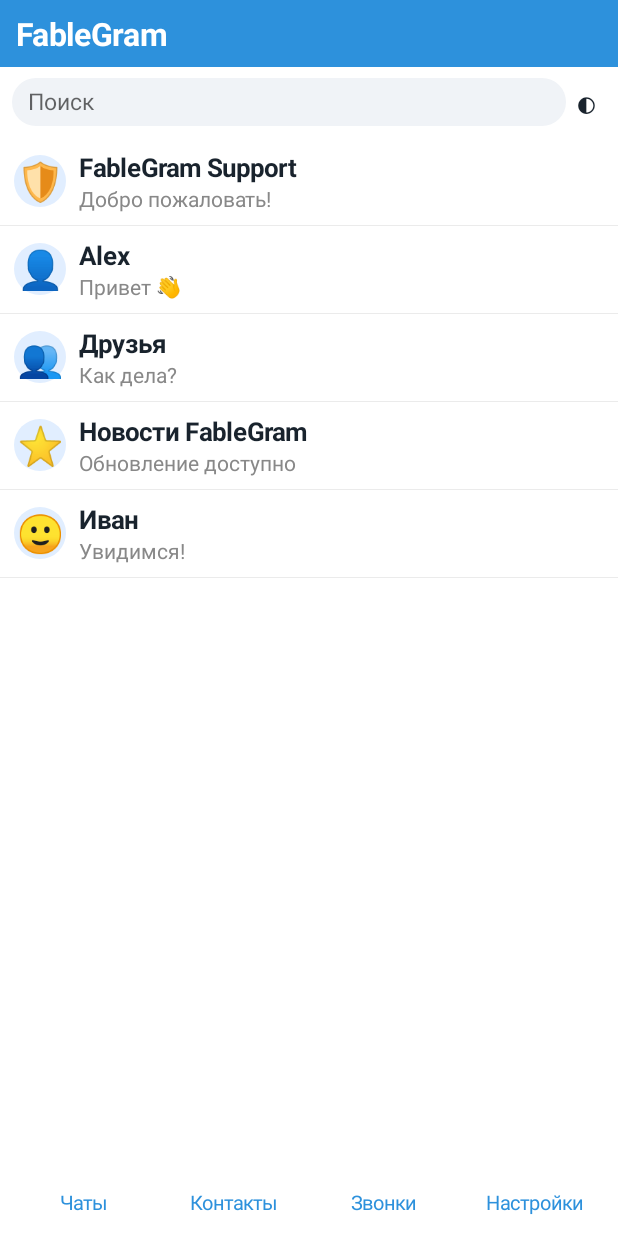
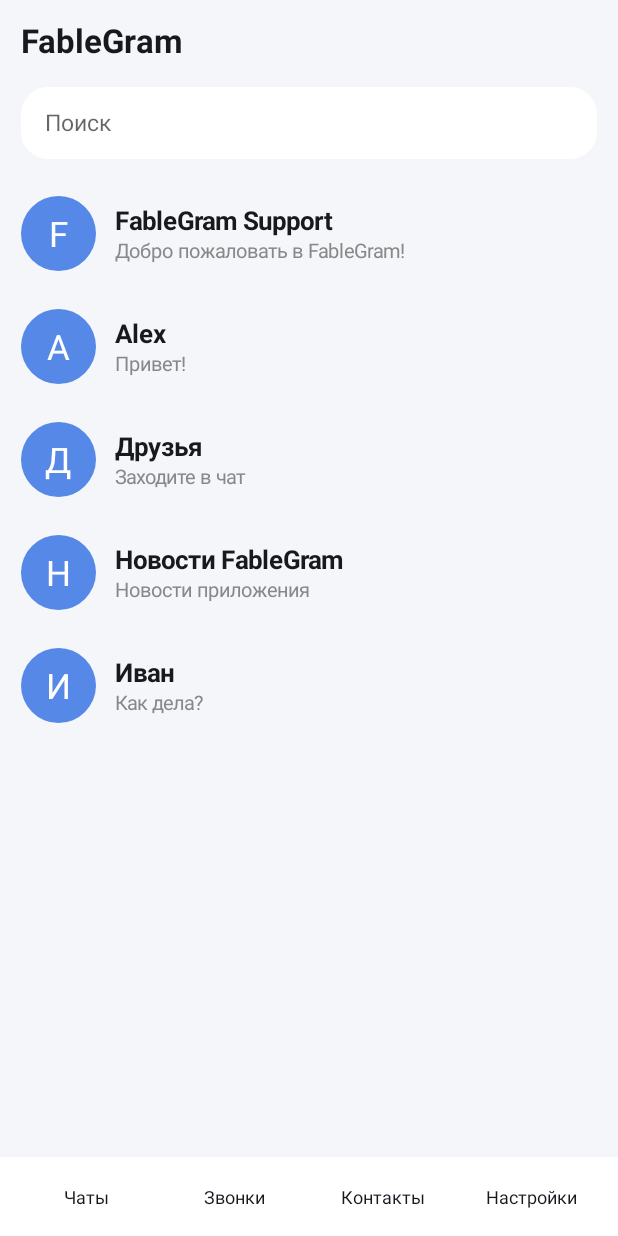
Before and after one commit to Velikiy173/FableGram, an Android app: the screen it shows after launch (MainActivity), on a phone screen of 412 x 824 dp. Run offline under Robolectric (Android 15) with nearby library versions, the phone set to English and light mode, and no system bars.

Commit message:
Update MainActivity.java
Refactor MainActivity to improve structure and readability, update UI elements, and add new features like wallpaper selection.

```diff
--- a/app/src/main/java/com/fablegram/app/MainActivity.java
+++ b/app/src/main/java/com/fablegram/app/MainActivity.java
@@ -1,11 +1,9 @@
-
 package com.fablegram.app;
 
 import android.app.*;
 import android.os.*;
 import android.content.*;
-import android.graphics.Color;
-import android.graphics.Typeface;
+import android.graphics.*;
 import android.graphics.drawable.*;
 import android.net.Uri;
 import android.view.*;
@@ -16,9 +14,10 @@ import java.util.*;
 
 public class MainActivity extends Activity {
 
-    LinearLayout root, content;
+    LinearLayout root;
     int theme = 0;
     int currentChat = -1;
+    boolean english = false;
 
     String[] names = {
         "FableGram Support",
@@ -28,177 +27,227 @@ public class MainActivity extends Activity {
         "Иван"
     };
 
-    String[] messages = {
-        "Добро пожаловать!",
-        "Привет 👋",
-        "Как дела?",
-        "Обновление доступно",
-        "Увидимся!"
+    String[] previews = {
+        "Добро пожаловать в FableGram!",
+        "Привет!",
+        "Заходите в чат",
+        "Новости приложения",
+        "Как дела?"
     };
 
-    String[] emojis = {"🛡️", "👤", "👥", "⭐", "🙂"};
+    HashMap<Integer, String> wallpapers = new HashMap<>();
+    HashMap<Integer, ArrayList<String>> messages = new HashMap<>();
 
-    HashMap<Integer, String> wallpapers = new HashMap<>();
+    int[] builtInColors = {
+        0xFFE8EAF6,
+        0xFFD7F5E8,
+        0xFFFFE8D6,
+        0xFFE1F0FF
+    };
 
-    int bg, fg, secondary, accent;
+    int bg, fg, accent, secondary;
 
     @Override
     public void onCreate(Bundle b) {
         super.onCreate(b);
 
-        theme = getPreferences(0).getInt("theme", 0);
+        getWindow().setSoftInputMode(
+            WindowManager.LayoutParams.SOFT_INPUT_ADJUST_RESIZE
+        );
+
+        SharedPreferences p = getSharedPreferences("fable", MODE_PRIVATE);
+        theme = p.getInt("theme", 0);
+        english = p.getBoolean("english", false);
 
         for (int i = 0; i < names.length; i++) {
-            String saved = getPreferences(0).getString("wall_" + i, "");
-            if (!saved.isEmpty()) wallpapers.put(i, saved);
+            messages.put(i, new ArrayList<String>());
+            messages.get(i).add(previews[i]);
         }
 
+        colors();
         showHome();
+    }
+
+    void save() {
+        getSharedPreferences("fable", MODE_PRIVATE)
+            .edit()
+            .putInt("theme", theme)
+            .putBoolean("english", english)
+            .apply();
+    }
+
+    String tr(String ru, String en) {
+        return english ? en : ru;
     }
 
     void colors() {
         if (theme == 1) {
-            bg = Color.rgb(24, 25, 28);
-            fg = Color.WHITE;
-            secondary = Color.LTGRAY;
-            accent = Color.rgb(65, 145, 230);
-        } else if (theme == 2) {
-            bg = Color.rgb(235, 242, 255);
-            fg = Color.rgb(30, 65, 130);
-            secondary = Color.rgb(90, 110, 145);
-            accent = Color.rgb(70, 115, 220);
+            bg = 0xFF101318;
+            fg = 0xFFFFFFFF;
+            secondary = 0xFF252B34;
+            accent = 0xFF6C9EFF;
         } else {
-            bg = Color.WHITE;
-            fg = Color.rgb(25, 35, 45);
-            secondary = Color.GRAY;
-            accent = Color.rgb(45, 145, 220);
+            bg = 0xFFF5F6FA;
+            fg = 0xFF17191F;
+            secondary = 0xFFFFFFFF;
+            accent = 0xFF5688E8;
         }
     }
 
-    TextView text(String s, int size, int color) {
+    int dp(float v) {
+        return (int)(v * getResources().getDisplayMetrics().density);
+    }
+
+    GradientDrawable shape(int color, int radius) {
+        GradientDrawable d = new GradientDrawable();
+        d.setColor(color);
+        d.setCornerRadius(dp(radius));
+        return d;
+    }
+
+    TextView text(String value, int size, int color) {
         TextView t = new TextView(this);
-        t.setText(s);
+        t.setText(value);
         t.setTextSize(size);
         t.setTextColor(color);
         return t;
     }
 
-    GradientDrawable shape(int color, int radius) {
-        GradientDrawable d = new GradientDrawable();
-        d.setColor(color);
-        d.setCornerRadius(radius);
-        return d;
+    TextView button(String value, Runnable action) {
+        TextView t = text(value, 16, fg);
+        t.setGravity(Gravity.CENTER);
+        t.setPadding(dp(14), dp(12), dp(14), dp(12));
+        t.setBackground(shape(secondary, 16));
+        t.setOnClickListener(v -> action.run());
+        return t;
+    }
+
+    LinearLayout column() {
+        LinearLayout l = new LinearLayout(this);
+        l.setOrientation(LinearLayout.VERTICAL);
+        return l;
+    }
+
+    LinearLayout row() {
+        LinearLayout l = new LinearLayout(this);
+        l.setOrientation(LinearLayout.HORIZONTAL);
+        l.setGravity(Gravity.CENTER_VERTICAL);
+        return l;
     }
 
     void base() {
         colors();
-        root = new LinearLayout(this);
-        root.setOrientation(1);
+        root = column();
         root.setBackgroundColor(bg);
         setContentView(root);
     }
 
     void toolbar(String title, boolean back) {
-        LinearLayout bar = new LinearLayout(this);
-        bar.setGravity(Gravity.CENTER_VERTICAL);
-        bar.setPadding(16, 12, 16, 12);
-        bar.setBackgroundColor(accent);
+        LinearLayout bar = row();
+        bar.setPadding(dp(14), dp(12), dp(14), dp(12));
 
         if (back) {
-            TextView b = text("‹", 34, Color.WHITE);
+            TextView b = text("‹", 32, fg);
+            b.setPadding(dp(8), 0, dp(18), 0);
+            b.setOnClickListener(v -> showHome());
             bar.addView(b);
-            b.setPadding(0, 0, 18, 0);
-            b.setOnClickListener(v -> showHome());
         }
 
-        TextView name = text(title, 21, Color.WHITE);
+        TextView name = text(title, 22, fg);
         name.setTypeface(null, Typeface.BOLD);
+
         bar.addView(name, new LinearLayout.LayoutParams(0, -2, 1));
-
         root.addView(bar);
     }
 
     void showHome() {
         currentChat = -1;
         base();
+
         toolbar("FableGram", false);
-
-        LinearLayout actions = new LinearLayout(this);
-        actions.setPadding(12, 10, 12, 10);
-        actions.setGravity(Gravity.CENTER_VERTICAL);
 
         EditText search = new EditText(this);
         search.setSingleLine(true);
         search.setTextSize(15);
-        search.setHint("Поиск");
-        search.setBackground(shape(theme == 1 ?
-            Color.rgb(45, 46, 50) : Color.rgb(240, 243, 247), 30));
-        search.setPadding(16, 8, 16, 8);
-        actions.addView(search, new LinearLayout.LayoutParams(0, 48, 1));
+        search.setHint(tr("Поиск", "Search"));
+        search.setPadding(dp(16), 0, dp(16), 0);
+        search.setBackground(shape(secondary, 18));
 
-        TextView mode = text(" ◐ ", 25, fg);
-        actions.addView(mode);
-        mode.setOnClickListener(v -> {
-            theme = (theme + 1) % 3;
-            getPreferences(0).edit().putInt("theme", theme).apply();
-            showHome();
-        });
-
-        root.addView(actions);
+        LinearLayout.LayoutParams sp =
+            new LinearLayout.LayoutParams(-1, dp(48));
+        sp.setMargins(dp(14), dp(5), dp(14), dp(12));
+        root.addView(search, sp);
 
         ScrollView scroll = new ScrollView(this);
-        content = new LinearLayout(this);
-        content.setOrientation(1);
-        scroll.addView(content);
-        root.addView(scroll, new LinearLayout.LayoutParams(-1, 0, 1));
+        LinearLayout list = column();
 
         for (int i = 0; i < names.length; i++) {
-            final int id = i;
+            final int index = i;
 
-            LinearLayout item = new LinearLayout(this);
-            item.setGravity(Gravity.CENTER_VERTICAL);
-            item.setPadding(14, 12, 14, 12);
+            LinearLayout item = row();
+            item.setPadding(dp(14), dp(13), dp(14), dp(13));
 
-            TextView avatar = text(emojis[i], 25, fg);
+            TextView avatar = text(
+                names[i].substring(0, 1).toUpperCase(),
+                23, Color.WHITE
+            );
             avatar.setGravity(Gravity.CENTER);
-            avatar.setBackground(shape(theme == 1 ?
-                Color.rgb(55, 65, 85) : Color.rgb(225, 238, 255), 60));
-            item.addView(avatar, new LinearLayout.LayoutParams(52, 52));
+            avatar.setBackground(shape(accent, 50));
 
-            LinearLayout info = new LinearLayout(this);
-            info.setOrientation(1);
-            info.setPadding(13, 0, 0, 0);
+            LinearLayout.LayoutParams ap =
+                new LinearLayout.LayoutParams(dp(50), dp(50));
+            ap.setMargins(0, 0, dp(13), 0);
+            item.addView(avatar, ap);
+
+            LinearLayout info = column();
 
             TextView n = text(names[i], 17, fg);
             n.setTypeface(null, Typeface.BOLD);
+
+            TextView preview = text(previews[i], 13, 0xFF888888);
+
             info.addView(n);
-
-            TextView m = text(messages[i], 14, secondary);
-            info.addView(m);
+            info.addView(preview);
 
             item.addView(info, new LinearLayout.LayoutParams(0, -2, 1));
-
-            content.addView(item);
-            View line = new View(this);
-            line.setBackgroundColor(theme == 1 ?
-                Color.rgb(55, 55, 60) : Color.rgb(235, 235, 235));
-            content.addView(line, new LinearLayout.LayoutParams(-1, 1));
-
-            item.setOnClickListener(v -> showChat(id));
+            item.setOnClickListener(v -> showChat(index));
+            list.addView(item);
         }
 
-        LinearLayout bottom = new LinearLayout(this);
-        bottom.setGravity(Gravity.CENTER);
-        bottom.setPadding(8, 12, 8, 12);
-        bottom.setBackgroundColor(bg);
+        scroll.addView(list);
+        root.addView(scroll, new LinearLayout.LayoutParams(-1, 0, 1));
 
-        String[] tabs = {"Чаты", "Контакты", "Звонки", "Настройки"};
-        for (String tab : tabs) {
-            TextView t = text(tab, 13, accent);
-            t.setGravity(Gravity.CENTER);
-            bottom.addView(t, new LinearLayout.LayoutParams(0, 42, 1));
-            t.setOnClickListener(v ->
-                Toast.makeText(this, tab, Toast.LENGTH_SHORT).show());
+        LinearLayout bottom = row();
+        bottom.setPadding(dp(8), dp(10), dp(8), dp(10));
+        bottom.setBackgroundColor(secondary);
+
+        String[] tabs = {
+            tr("Чаты", "Chats"),
+            tr("Звонки", "Calls"),
+            tr("Контакты", "Contacts"),
+            tr("Настройки", "Settings")
+        };
+
+        for (int i = 0; i < tabs.length; i++) {
+            final int index = i;
+            TextView tab = text(tabs[i], 12, fg);
+            tab.setGravity(Gravity.CENTER);
+            tab.setPadding(dp(4), dp(8), dp(4), dp(8));
+
+            bottom.addView(tab, new LinearLayout.LayoutParams(0, -2, 1));
+
+            tab.setOnClickListener(v -> {
+                if (index == 3) {
+                    showSettings();
+                } else {
+                    Toast.makeText(
+                        this,
+                        tr("Раздел пока в разработке",
+                           "Section is under development"),
+                        Toast.LENGTH_SHORT
+                    ).show();
+                }
+            });
         }
 
         root.addView(bottom);
@@ -207,105 +256,222 @@ public class MainActivity extends Activity {
     void showChat(int id) {
         currentChat = id;
         base();
+
         toolbar(names[id], true);
 
         FrameLayout frame = new FrameLayout(this);
-        root.addView(frame, new LinearLayout.LayoutParams(-1, 0, 1));
 
         ImageView wallpaper = new ImageView(this);
         wallpaper.setScaleType(ImageView.ScaleType.CENTER_CROP);
+        frame.addView(wallpaper, new FrameLayout.LayoutParams(-1, -1));
 
-        String uri = wallpapers.get(id);
-        if (uri != null) {
-            try {
-                wallpaper.setImageURI(Uri.parse(uri));
-            } catch (Exception ignored) {}
-        } else {
-            wallpaper.setBackgroundColor(theme == 1 ?
-                Color.rgb(35, 38, 43) : Color.rgb(225, 237, 245));
+        applyWallpaper(wallpaper, id);
+
+        ScrollView scroll = new ScrollView(this);
+        LinearLayout messageList = column();
+        messageList.setPadding(dp(12), dp(12), dp(12), dp(12));
+
+        ArrayList<String> chatMessages = messages.get(id);
+
+        for (String message : chatMessages) {
+            TextView bubble = text(message, 16, fg);
+            bubble.setPadding(dp(13), dp(10), dp(13), dp(10));
+            bubble.setBackground(shape(secondary, 16));
+
+            LinearLayout.LayoutParams mp =
+                new LinearLayout.LayoutParams(-2, -2);
+            mp.setMargins(0, dp(5), 0, dp(5));
+
+            messageList.addView(bubble, mp);
         }
 
-        frame.addView(wallpaper, new FrameLayout.LayoutParams(-1, -1));
+        scroll.addView(messageList);
+        frame.addView(scroll, new FrameLayout.LayoutParams(-1, -1));
 
-        LinearLayout messages = new LinearLayout(this);
-        messages.setOrientation(1);
-        messages.setPadding(12, 18, 12, 12);
+        root.addView(frame, new LinearLayout.LayoutParams(-1, 0, 1));
 
-        TextView welcome = text(messagesFor(id), 16, fg);
-        welcome.setPadding(14, 12, 14, 12);
-        welcome.setBackground(shape(theme == 1 ?
-            Color.rgb(55, 58, 65) : Color.WHITE, 18));
-        messages.addView(welcome);
+        LinearLayout composer = row();
+        composer.setPadding(dp(8), dp(8), dp(8), dp(8));
+        composer.setBackgroundColor(secondary);
 
-        FrameLayout.LayoutParams mp = new FrameLayout.LayoutParams(
-            -1, -1);
-        frame.addView(messages, mp);
-
-        LinearLayout composer = new LinearLayout(this);
-        composer.setGravity(Gravity.CENTER_VERTICAL);
-        composer.setPadding(8, 8, 8, 8);
-        composer.setBackgroundColor(bg);
-
-        Button photo = new Button(this);
-        photo.setText("Обои");
-        composer.addView(photo);
-        photo.setOnClickListener(v -> chooseWallpaper());
+        TextView wallpaperButton = text("▧", 24, accent);
+        wallpaperButton.setGravity(Gravity.CENTER);
+        wallpaperButton.setPadding(dp(8), dp(8), dp(8), dp(8));
+        wallpaperButton.setOnClickListener(v -> wallpaperMenu());
+        composer.addView(wallpaperButton);
 
         EditText input = new EditText(this);
         input.setSingleLine(true);
-        input.setHint("Сообщение...");
-        composer.addView(input, new LinearLayout.LayoutParams(0, 52, 1));
+        input.setTextSize(16);
+        input.setHint(tr("Сообщение...", "Message..."));
+        input.setTextColor(fg);
+        input.setHintTextColor(0xFF888888);
+        input.setPadding(dp(12), 0, dp(12), 0);
+        input.setBackground(shape(bg, 24));
 
-        Button send = new Button(this);
-        send.setText("➤");
-        composer.addView(send);
+        composer.addView(input, new LinearLayout.LayoutParams(0, dp(46), 1));
+
+        TextView send = text("➤", 23, accent);
+        send.setGravity(Gravity.CENTER);
+        send.setPadding(dp(12), dp(8), dp(12), dp(8));
 
         send.setOnClickListener(v -> {
             String value = input.getText().toString().trim();
-            if (!value.isEmpty()) {
-                TextView bubble = text(value, 16, fg);
-                bubble.setPadding(14, 12, 14, 12);
-                bubble.setBackground(shape(theme == 1 ?
-                    Color.rgb(55, 85, 115) : Color.rgb(205, 240, 215), 18));
-                messages.addView(bubble);
+
+            if (value.isEmpty()) return;
+
+            messages.get(id).add(value);
             input.setText("");
-            }
+            showChat(id);
         });
 
+        composer.addView(send);
         root.addView(composer);
+
+        input.setOnEditorActionListener((v, actionId, event) -> {
+            send.performClick();
+            return true;
+        });
+
+        scroll.post(() -> scroll.fullScroll(View.FOCUS_DOWN));
     }
 
-    String messagesFor(int id) {
-        return "Чат: " + names[id] +
-            "\n\nЭто демонстрационный экран FableGram.";
+    void applyWallpaper(ImageView image, int id) {
+        String value = wallpapers.get(id);
+
+        if (value == null) {
+            image.setBackgroundColor(
+                theme == 1 ? 0xFF202630 : 0xFFE8EDF5
+            );
+            return;
         }
 
-    void chooseWallpaper() {
+        if (value.startsWith("color:")) {
+            try {
+                image.setBackgroundColor(
+                    Color.parseColor(value.substring(6))
+                );
+            } catch (Exception e) {
+                image.setBackgroundColor(bg);
+            }
+            return;
+        }
+
+        try {
+            image.setImageURI(Uri.parse(value));
+        } catch (Exception e) {
+            image.setBackgroundColor(bg);
+        }
+    }
+
+    void wallpaperMenu() {
+        String[] options = {
+            tr("Выбрать из галереи", "Choose from gallery"),
+            tr("Встроенные обои", "Built-in wallpapers"),
+            tr("Убрать обои", "Remove wallpaper")
+        };
+
+        new AlertDialog.Builder(this)
+            .setTitle(tr("Обои чата", "Chat wallpaper"))
+            .setItems(options, (d, which) -> {
+                if (which == 0) {
                     Intent intent = new Intent(Intent.ACTION_OPEN_DOCUMENT);
                     intent.setType("image/*");
                     intent.addCategory(Intent.CATEGORY_OPENABLE);
                     startActivityForResult(intent, 100);
+                } else if (which == 1) {
+                    chooseBuiltInWallpaper();
+                } else {
+                    wallpapers.remove(currentChat);
+                    showChat(currentChat);
+                }
+            })
+            .show();
+    }
+
+    void chooseBuiltInWallpaper() {
+        String[] options = {
+            tr("Светло-голубые", "Light blue"),
+            tr("Мятные", "Mint"),
+            tr("Персиковые", "Peach"),
+            tr("Голубые", "Blue")
+        };
+
+        new AlertDialog.Builder(this)
+            .setTitle(tr("Выбери фон", "Choose background"))
+            .setItems(options, (d, which) -> {
+                int color = builtInColors[which];
+                wallpapers.put(
+                    currentChat,
+                    "color:#" + Integer.toHexString(color)
+                );
+                showChat(currentChat);
+            })
+            .show();
     }
 
     @Override
-    protected void onActivityResult(int requestCode, int resultCode,
-                                    Intent data) {
+    protected void onActivityResult(
+        int requestCode, int resultCode, Intent data
+    ) {
         super.onActivityResult(requestCode, resultCode, data);
 
-        if (requestCode == 100 && resultCode == RESULT_OK &&
-            data != null && currentChat >= 0) {
+        if (requestCode == 100 &&
+            resultCode == RESULT_OK &&
+            data != null) {
+
             Uri uri = data.getData();
+
             try {
                 getContentResolver().takePersistableUriPermission(
-                    uri, Intent.FLAG_GRANT_READ_URI_PERMISSION);
+                    uri,
+                    Intent.FLAG_GRANT_READ_URI_PERMISSION
+                );
             } catch (Exception ignored) {}
 
             wallpapers.put(currentChat, uri.toString());
-            getPreferences(0).edit()
-                .putString("wall_" + currentChat, uri.toString())
-                .apply();
-
             showChat(currentChat);
         }
     }
+
+    void showSettings() {
+        base();
+        toolbar(tr("Настройки", "Settings"), true);
+
+        TextView themeTitle = text(
+            tr("Оформление", "Appearance"), 18, fg
+        );
+        themeTitle.setPadding(dp(16), dp(20), dp(16), dp(8));
+        root.addView(themeTitle);
+
+        root.addView(button(
+            theme == 1
+                ? tr("Тёмная тема ✓", "Dark theme ✓")
+                : tr("Светлая тема ✓", "Light theme ✓"),
+            () -> {
+                theme = theme == 1 ? 0 : 1;
+                save();
+                showSettings();
             }
+        ));
+
+        TextView languageTitle = text(
+            tr("Язык", "Language"), 18, fg
+        );
+        languageTitle.setPadding(dp(16), dp(20), dp(16), dp(8));
+        root.addView(languageTitle);
+
+        root.addView(button(
+            english ? "English" : "Русский",
+            () -> {
+                english = !english;
+                save();
+                showSettings();
+            }
+        ));
+
+        TextView about = text("FableGram\nVersion 1.0", 15, 0xFF888888);
+        about.setPadding(dp(16), dp(30), dp(16), dp(10));
+        root.addView(about);
+    }
+            }
```
Lines whose indentation alone changed are shown as unchanged.
